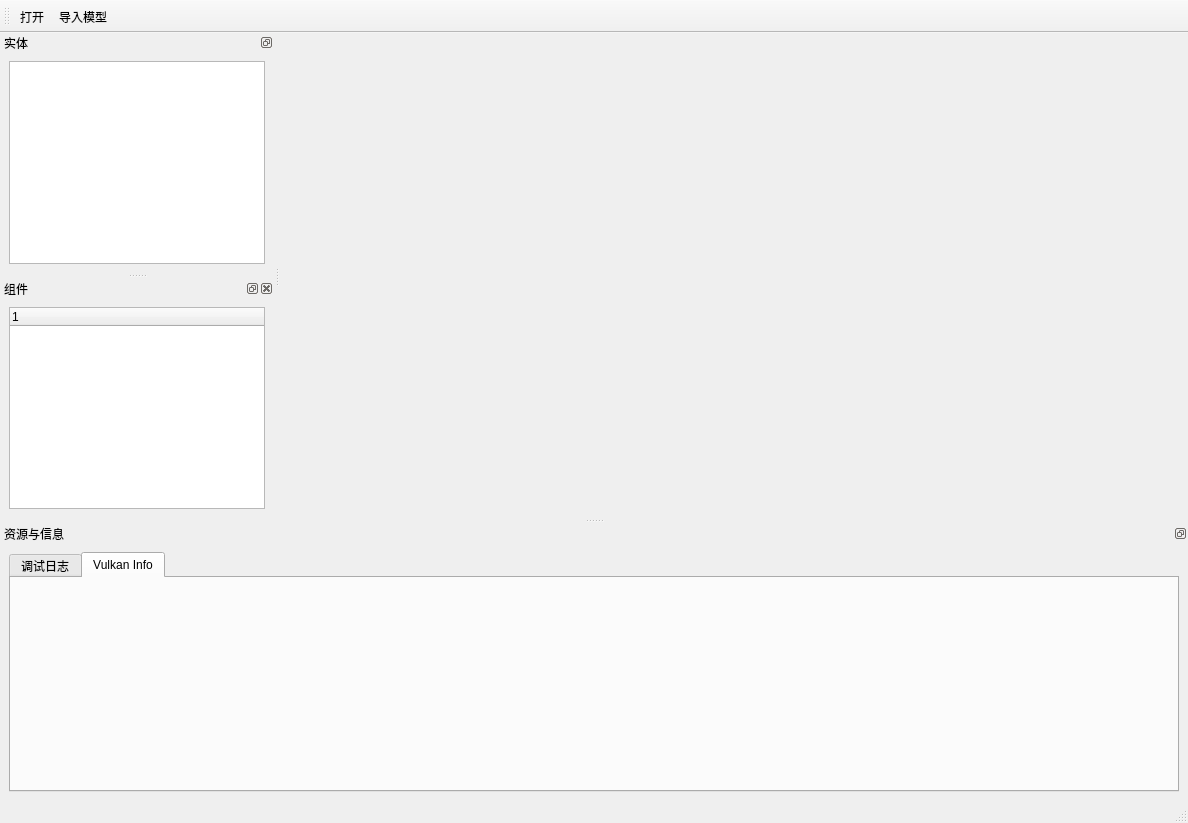
The window that src/Runtime/MainWindow.ui (StoneHappy/for_graduation) describes before a commit, drawn with Qt 5.
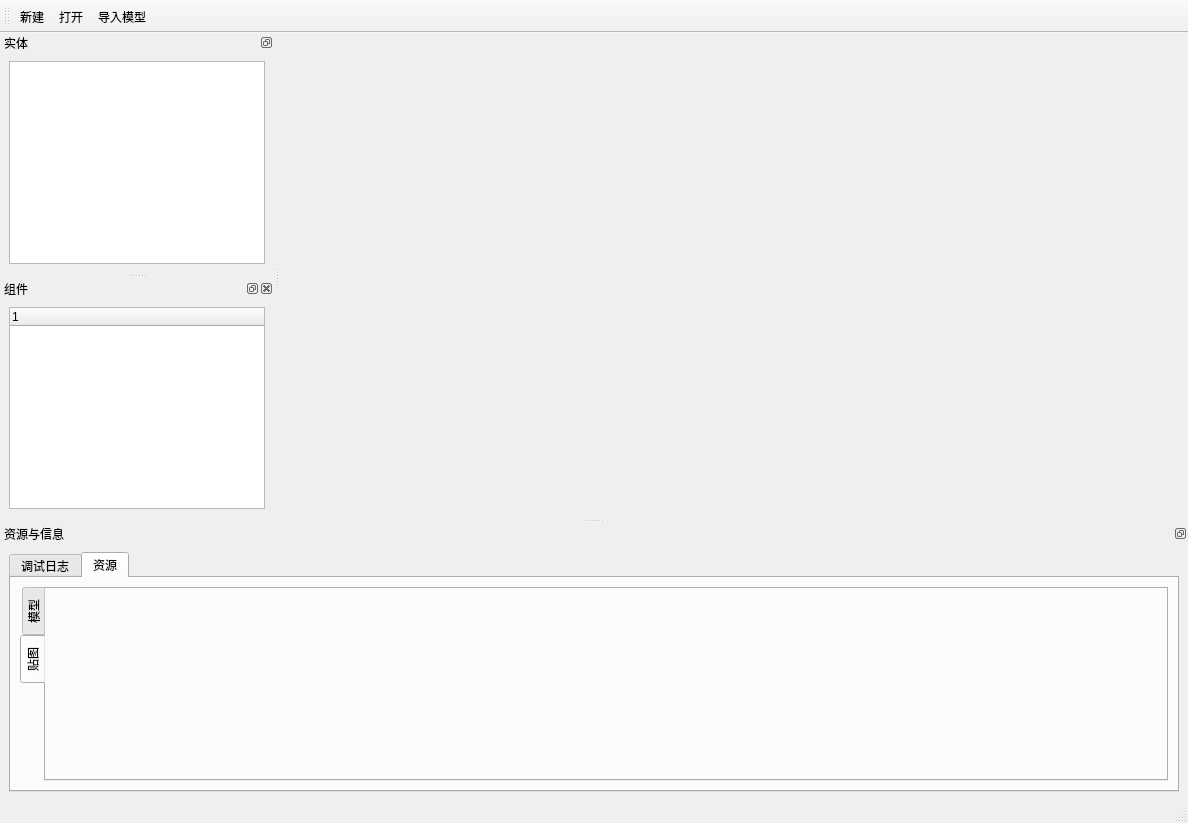
The same window after the commit. The open tabs and pages were chosen to show the change. Icons and pictures are not drawn. Custom widgets are drawn as their Qt base class.

What changed in the file:
```diff
--- a/src/Runtime/MainWindow.ui
+++ b/src/Runtime/MainWindow.ui
@@ -32,6 +32,7 @@
    <attribute name="toolBarBreak">
     <bool>false</bool>
    </attribute>
+   <addaction name="actNew"/>
    <addaction name="actOpen"/>
    <addaction name="actImportModel"/>
   </widget>
@@ -82,8 +83,36 @@
        </widget>
        <widget class="QWidget" name="tab_2">
         <attribute name="title">
-         <string>Vulkan Info</string>
+         <string>资源</string>
         </attribute>
+        <layout class="QHBoxLayout" name="horizontalLayout_3">
+         <item>
+          <widget class="QTabWidget" name="assetTabWidght">
+           <property name="tabPosition">
+            <enum>QTabWidget::West</enum>
+           </property>
+           <property name="tabShape">
+            <enum>QTabWidget::Rounded</enum>
+           </property>
+           <property name="currentIndex">
+            <number>1</number>
+           </property>
+           <property name="elideMode">
+            <enum>Qt::ElideNone</enum>
+           </property>
+           <widget class="QWidget" name="tabmodel">
+            <attribute name="title">
+             <string>模型</string>
+            </attribute>
+           </widget>
+           <widget class="QWidget" name="tabtexture">
+            <attribute name="title">
+             <string>贴图</string>
+            </attribute>
+           </widget>
+          </widget>
+         </item>
+        </layout>
        </widget>
       </widget>
      </item>
@@ -240,6 +269,15 @@
     <string>复制实体</string>
    </property>
   </action>
+  <action name="actNew">
+   <property name="icon">
+    <iconset resource="../../resources/resources.qrc">
+     <normaloff>:/images/新建.png</normaloff>:/images/新建.png</iconset>
+   </property>
+   <property name="text">
+    <string>新建</string>
+   </property>
+  </action>
  </widget>
  <customwidgets>
   <customwidget>
```
Left out of the diff: 2 changed lines with no effect on the pictures.
